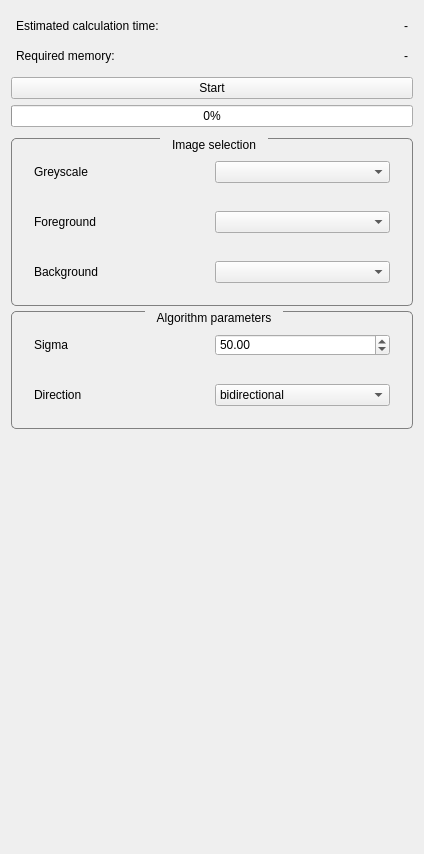
Old version of the form src/internal/GraphcutViewControls.ui in the repository araex/mitk-gem.
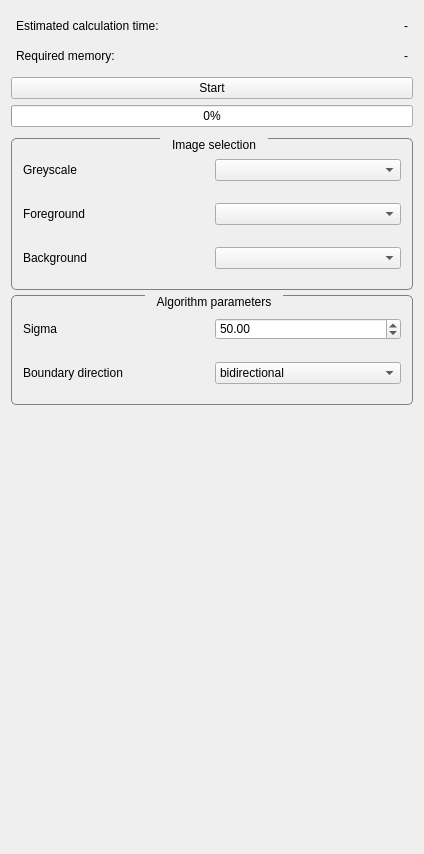
New version of the form. Custom widgets are drawn as their Qt base class.

```diff
--- a/src/internal/GraphcutViewControls.ui
+++ b/src/internal/GraphcutViewControls.ui
@@ -235,6 +235,21 @@
           <string>Image selection</string>
          </property>
          <layout class="QVBoxLayout" name="verticalLayout_5">
+          <property name="spacing">
+           <number>0</number>
+          </property>
+          <property name="leftMargin">
+           <number>0</number>
+          </property>
+          <property name="topMargin">
+           <number>9</number>
+          </property>
+          <property name="rightMargin">
+           <number>0</number>
+          </property>
+          <property name="bottomMargin">
+           <number>9</number>
+          </property>
           <item>
            <widget class="QWidget" name="greyscaleSelector" native="true">
             <property name="toolTip">
@@ -331,6 +346,18 @@
           <bool>false</bool>
          </property>
          <layout class="QVBoxLayout" name="verticalLayout_3">
+          <property name="spacing">
+           <number>0</number>
+          </property>
+          <property name="leftMargin">
+           <number>0</number>
+          </property>
+          <property name="rightMargin">
+           <number>0</number>
+          </property>
+          <property name="bottomMargin">
+           <number>9</number>
+          </property>
           <item>
            <widget class="QWidget" name="widget" native="true">
             <layout class="QHBoxLayout" name="horizontalLayout_4">
@@ -360,7 +387,7 @@
              <item>
               <widget class="QLabel" name="label_5">
                <property name="text">
-                <string>Direction</string>
+                <string>Boundary direction</string>
                </property>
               </widget>
              </item>
```
Left out of the diff: 6 changed lines with no effect on the pictures.
